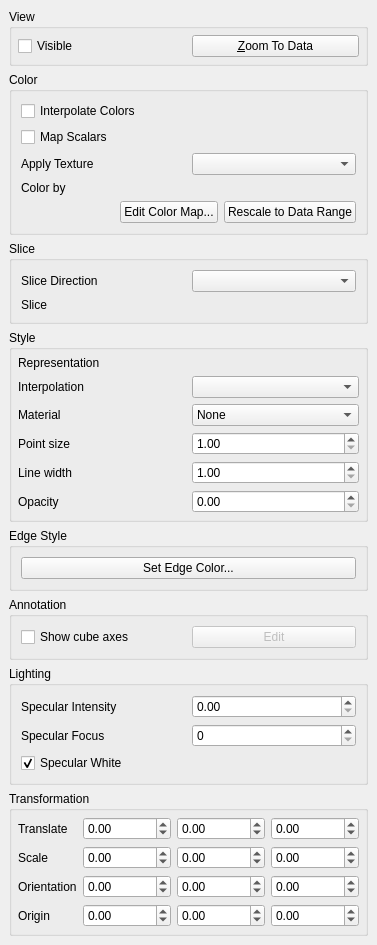
Old version of the form Qt/Components/Resources/UI/pqDisplayProxyEditor.ui in the repository wildmichael/ParaView3-enhancements-old.
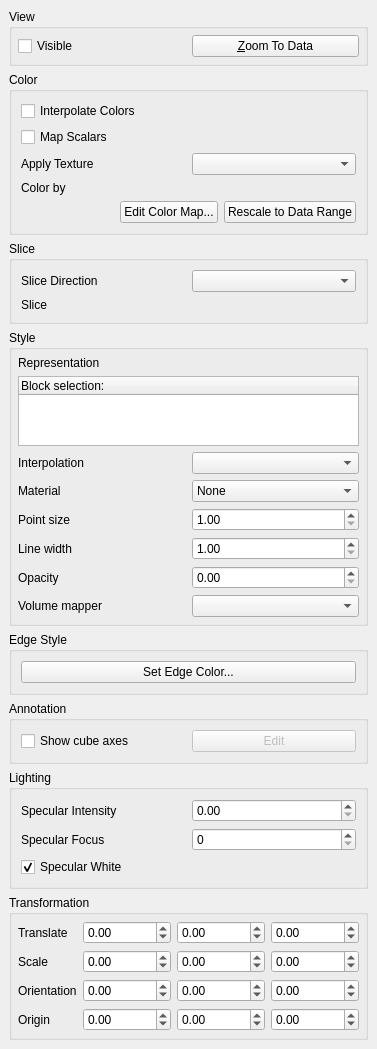
New version of the form. Custom widgets are drawn as their Qt base class.

Commit message: ENH: Add support for selecting and volume rendering blocks from multiblock unstructured grid datasets.  Also add preliminary support for selecting volume mapper algorithmn in display panel.

Patch:
```diff
--- a/Qt/Components/Resources/UI/pqDisplayProxyEditor.ui
+++ b/Qt/Components/Resources/UI/pqDisplayProxyEditor.ui
@@ -281,7 +281,7 @@
       <property name="spacing" >
        <number>6</number>
       </property>
-      <item row="5" column="1" >
+      <item row="6" column="1" >
        <widget class="QDoubleSpinBox" name="Opacity" >
         <property name="toolTip" >
          <string>&lt;html>Set the opacity of the dataset's geometry.  Artifacts
@@ -306,7 +306,7 @@
         </property>
        </widget>
       </item>
-      <item row="4" column="1" >
+      <item row="5" column="1" >
        <widget class="QDoubleSpinBox" name="StyleLineWidth" >
         <property name="toolTip" >
          <string>&lt;html>&lt;head>&lt;meta name="qrichtext" content="1" />&lt;/head>&lt;body style=" white-space: pre-wrap; font-family:Sans Serif; font-size:9pt; font-weight:400; font-style:normal; text-decoration:none;">&lt;p style=" margin-top:0px; margin-bottom:0px; margin-left:0px; margin-right:0px; -qt-block-indent:0; text-indent:0px;">If your dataset containes lines/edges, this scale adjusts the width of the rendered lines.&lt;/p>&lt;/body>&lt;/html></string>
@@ -319,7 +319,7 @@
         </property>
        </widget>
       </item>
-      <item row="5" column="0" >
+      <item row="6" column="0" >
        <widget class="QLabel" name="label_6" >
         <property name="text" >
          <string>Opacity</string>
@@ -341,35 +341,47 @@
         </property>
        </widget>
       </item>
-      <item row="1" column="1" >
+      <item row="1" column="0" colspan="2">
+       <widget class="QTreeWidget" name="compositeTree" >
+        <column>
+         <property name="text" >
+          <string>Block selection:</string>
+         </property>
+         <property name="toolTip" >
+         <string>&lt;html>&lt;head>&lt;meta name="qrichtext" content="1" />&lt;/head>&lt;body style=" white-space: pre-wrap; font-family:Sans Serif; font-size:9pt; font-weight:400; font-style:normal; text-decoration:none;">&lt;p style=" margin-top:0px; margin-bottom:0px; margin-left:0px; margin-right:0px; -qt-block-indent:0; text-indent:0px;">Choose which block to volume render.&lt;/p>&lt;/body>&lt;/html></string>
+         </property>
+        </column>
+       </widget>
+      </item>
+      <item row="2" column="1" >
        <widget class="QComboBox" name="StyleInterpolation" >
         <property name="toolTip" >
          <string>&lt;html>&lt;head>&lt;meta name="qrichtext" content="1" />&lt;/head>&lt;body style=" white-space: pre-wrap; font-family:Sans Serif; font-size:9pt; font-weight:400; font-style:normal; text-decoration:none;">&lt;p style=" margin-top:0px; margin-bottom:0px; margin-left:0px; margin-right:0px; -qt-block-indent:0; text-indent:0px;">Choose the method used to shade the geometry and interpolate point attributes.&lt;/p>&lt;/body>&lt;/html></string>
         </property>
        </widget>
       </item>
-      <item row="4" column="0" >
+      <item row="5" column="0" >
        <widget class="QLabel" name="label_5" >
         <property name="text" >
          <string>Line width</string>
         </property>
        </widget>
       </item>
-      <item row="3" column="0" >
+      <item row="4" column="0" >
        <widget class="QLabel" name="label_4" >
         <property name="text" >
          <string>Point size</string>
         </property>
        </widget>
       </item>
-      <item row="1" column="0" >
+      <item row="2" column="0" >
        <widget class="QLabel" name="label_3" >
         <property name="text" >
          <string>Interpolation</string>
         </property>
        </widget>
       </item>
-      <item row="3" column="1" >
+      <item row="4" column="1" >
        <widget class="QDoubleSpinBox" name="StylePointSize" >
         <property name="toolTip" >
          <string>&lt;html>&lt;head>&lt;meta name="qrichtext" content="1" />&lt;/head>&lt;body style=" white-space: pre-wrap; font-family:Sans Serif; font-size:9pt; font-weight:400; font-style:normal; text-decoration:none;">&lt;p style=" margin-top:0px; margin-bottom:0px; margin-left:0px; margin-right:0px; -qt-block-indent:0; text-indent:0px;">If your dataset contains points/verticies, this scale adjusts the diameter of the rendered points.&lt;/p>&lt;/body>&lt;/html></string>
@@ -382,7 +394,7 @@
         </property>
        </widget>
       </item>
-      <item row="2" column="1" >
+      <item row="3" column="1" >
        <widget class="QComboBox" name="StyleMaterial" >
         <item>
          <property name="text" >
@@ -396,13 +408,27 @@
         </item>
        </widget>
       </item>
-      <item row="2" column="0" >
+      <item row="3" column="0" >
        <widget class="QLabel" name="label_13" >
         <property name="text" >
          <string>Material</string>
         </property>
        </widget>
       </item>
+      <item row="7" column="0" >
+       <widget class="QLabel" name="label_19" >
+        <property name="text" >
+         <string>Volume mapper</string>
+        </property>
+       </widget>
+      </item>
+      <item row="7" column="1" >
+       <widget class="QComboBox" name="SelectedMapperIndex" >
+        <property name="toolTip" >
+         <string>&lt;html>&lt;head>&lt;meta name="qrichtext" content="1" />&lt;/head>&lt;body style=" white-space: pre-wrap; font-family:Sans Serif; font-size:9pt; font-weight:400; font-style:normal; text-decoration:none;">&lt;p style=" margin-top:0px; margin-bottom:0px; margin-left:0px; margin-right:0px; -qt-block-indent:0; text-indent:0px;">Choose the mapper to use for volume rendering.&lt;/p>&lt;/body>&lt;/html></string>
+        </property>
+       </widget>
+      </item>
      </layout>
     </widget>
    </item>
```
The commit also changes 8 other files.
